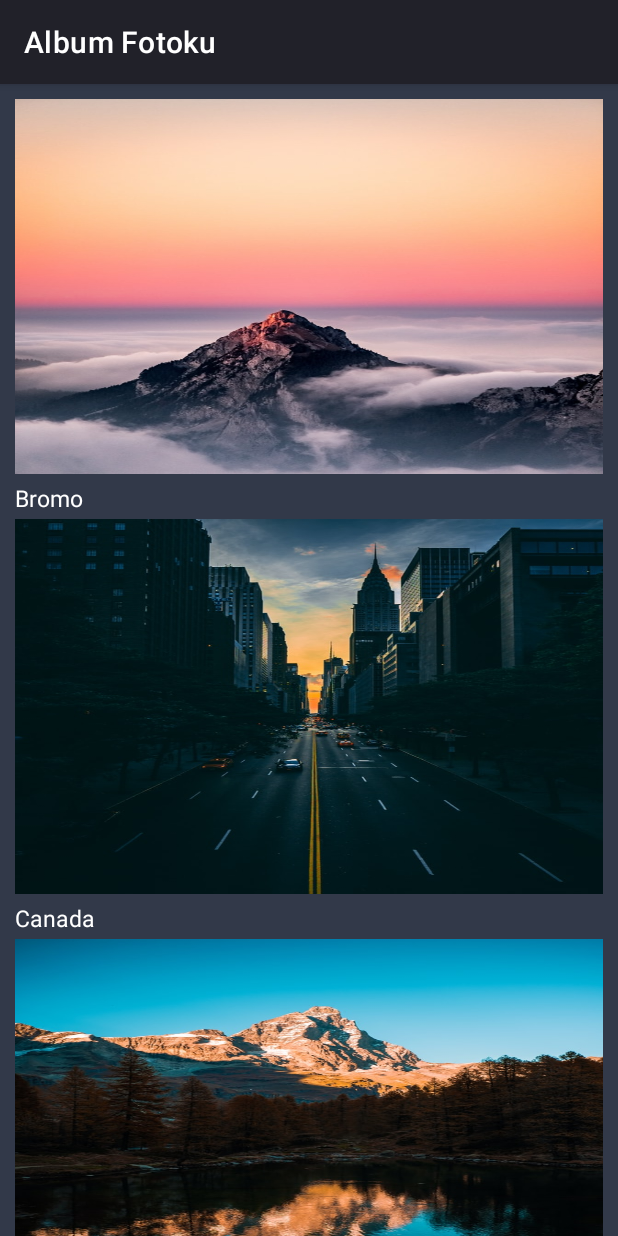
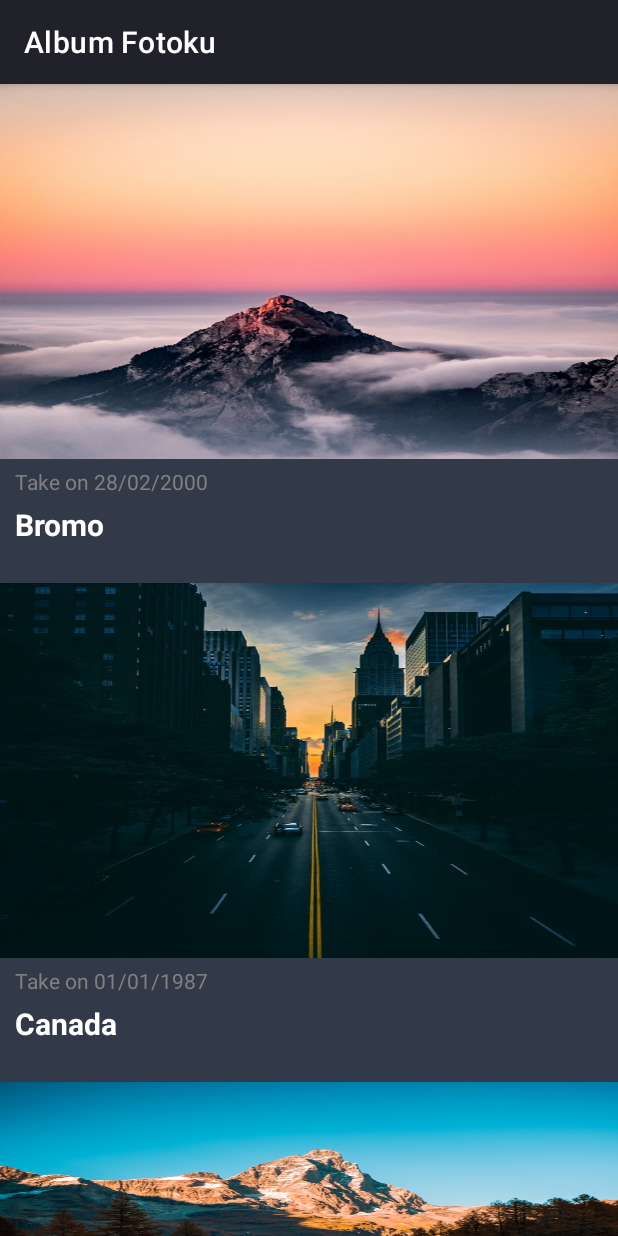
Before and after one commit to Dicky-27/AlbumFotoku, an Android app: the screen it shows after launch (MainActivity), on a phone screen of 412 x 824 dp. Run offline under Robolectric (Android 15) with nearby library versions, the phone set to English and light mode, and no system bars.

Commit message:
refactor(MainActivity): update UI

```diff
--- a/app/src/main/AndroidManifest.xml
+++ b/app/src/main/AndroidManifest.xml
@@ -10,7 +10,7 @@
         android:supportsRtl="true"
         android:theme="@style/Theme.Modul1">
         <activity
-            android:name=".MainActivity"
+            android:name=".activity.MainActivity"
             android:exported="true">
             <intent-filter>
                 <action android:name="android.intent.action.MAIN" />
--- a/app/src/main/java/com/example/modul1/MainActivity.kt
+++ b/app/src/main/java/com/example/modul1/activity/MainActivity.kt
@@ -1,10 +1,11 @@
-package com.example.modul1
+package com.example.modul1.activity
 
 import android.annotation.SuppressLint
 import androidx.appcompat.app.AppCompatActivity
 import android.os.Bundle
 import android.view.LayoutInflater
 import android.widget.*
+import com.example.modul1.R
 import com.example.modul1.datasource.LocalData
 
 class MainActivity : AppCompatActivity() {
@@ -20,9 +21,11 @@ class MainActivity : AppCompatActivity() {
         val inflater = LayoutInflater.from(this)
         for (element in LocalData.images) {
             val view = inflater.inflate(R.layout.item, gallery, false)
-            val text = view.findViewById<TextView>(R.id.text)
-            text.text = element.title
+            val title = view.findViewById<TextView>(R.id.text)
+            var dateText = view.findViewById<TextView>(R.id.date_text)
             val image = view.findViewById<ImageView>(R.id.image)
+            title.text = element.title
+            dateText.text = "Take on "+element.date
             image.setImageResource(element.name)
             view.setOnLongClickListener {
                 Toast.makeText(
--- a/app/src/main/res/layout/activity_main.xml
+++ b/app/src/main/res/layout/activity_main.xml
@@ -4,7 +4,7 @@
     xmlns:tools="http://schemas.android.com/tools"
     android:layout_width="match_parent"
     android:layout_height="match_parent"
-    tools:context=".MainActivity"
+    tools:context=".activity.MainActivity"
     android:background="@color/bgDark"
     android:id="@+id/main_layout">
 
@@ -20,8 +20,7 @@
             android:id="@+id/gallery"
             android:layout_width="match_parent"
             android:layout_height="wrap_content"
-            android:orientation="vertical"
-            android:padding="10dp" />
+            android:orientation="vertical"/>
 
     </ScrollView>
 
--- a/app/src/main/res/layout/item.xml
+++ b/app/src/main/res/layout/item.xml
@@ -6,6 +6,7 @@
     android:layout_height="match_parent"
     android:layout_gravity="center"
     android:gravity="center"
+    android:paddingBottom="20dp"
     android:id="@+id/item_layout">
 
         <ImageView
@@ -16,12 +17,23 @@
             android:scaleType="fitXY"/>
 
         <TextView
+            android:id="@+id/date_text"
+            android:layout_width="match_parent"
+            android:layout_height="wrap_content"
+            android:text="Take on 12/08/2000"
+            android:textColor="#808080"
+            android:paddingTop="5dp"
+            android:paddingHorizontal="10dp"/>
+
+        <TextView
             android:id="@+id/text"
             android:layout_width="match_parent"
-            android:layout_height="30dp"
-            android:text="TextView"
-            android:textSize="15dp"
-            android:paddingTop="5dp"
+            android:layout_height="wrap_content"
+            android:text="Bromo"
+            android:textSize="20dp"
+            android:textStyle="bold"
+            android:paddingVertical="5dp"
+            android:paddingHorizontal="10dp"
             android:textColor="@color/white"/>
 
 
```
